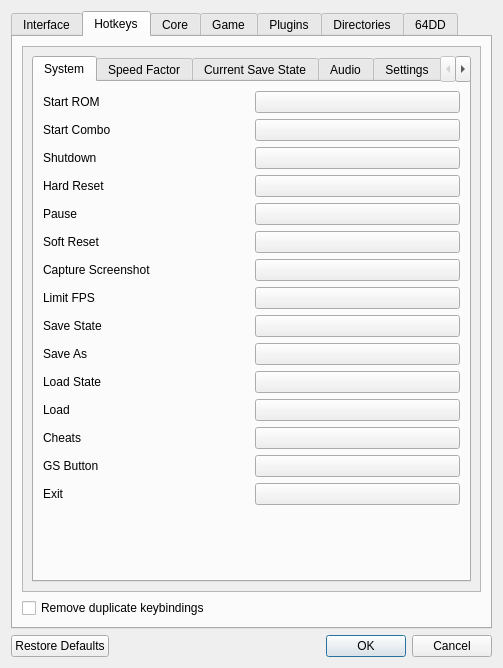
Above: Source/RMG/UserInterface/Dialog/SettingsDialog.ui from Kriix08/RMG-K before the change. Below: the same form after it.
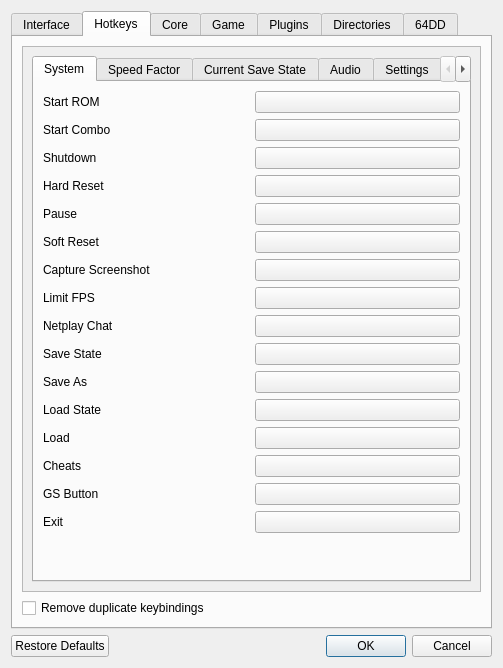
That is the form after the change. The open tabs and pages were chosen to show the change. Icons and pictures are not drawn. Custom widgets are drawn as their Qt base class.

Commit message: Enter to chat

Patch:
```diff
--- a/Source/RMG/UserInterface/Dialog/SettingsDialog.ui
+++ b/Source/RMG/UserInterface/Dialog/SettingsDialog.ui
@@ -946,6 +946,24 @@
                      </item>
                     </layout>
                    </item>
+                  <item>
+                   <layout class="QHBoxLayout" name="horizontalLayout_120">
+                    <item>
+                     <widget class="QLabel" name="label_120">
+                      <property name="text">
+                       <string>Netplay Chat</string>
+                      </property>
+                     </widget>
+                    </item>
+                    <item>
+                     <widget class="KeybindButton" name="netplayChatKeyButton">
+                      <property name="text">
+                       <string/>
+                      </property>
+                     </widget>
+                    </item>
+                   </layout>
+                  </item>
                    <item>
                     <layout class="QHBoxLayout" name="horizontalLayout_80">
                      <item>
```
Lines whose indentation alone changed are shown as unchanged. The commit also changes 7 other files.
